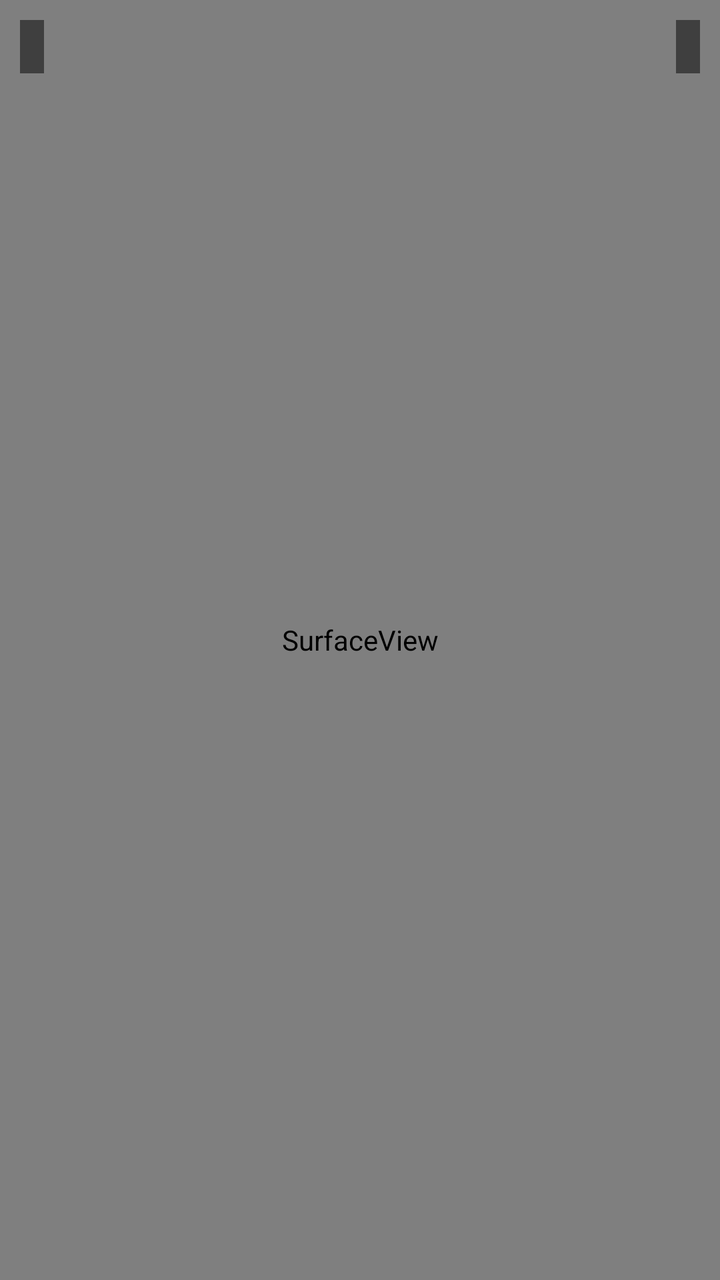
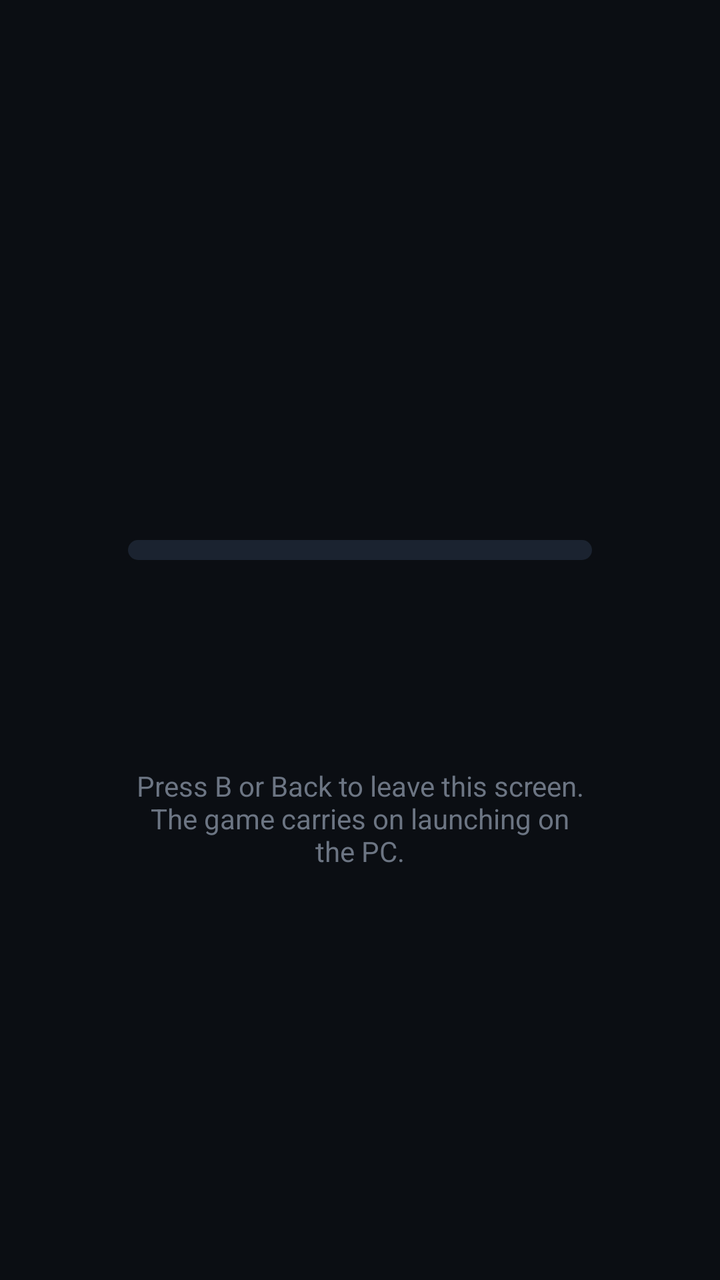

Screens rendered from an Android XML layout before and after an edit, with the pre-edit source and the edit as a unified diff.
<!-- AndroidManifest.xml: application theme Theme.Thorstream -->
<!-- res/layout/activity_stream.xml -->
<?xml version="1.0" encoding="utf-8"?>
<FrameLayout xmlns:android="http://schemas.android.com/apk/res/android"
    android:layout_width="match_parent"
    android:layout_height="match_parent"
    android:background="#000000"
    android:keepScreenOn="true">

    <SurfaceView
        android:id="@+id/surface"
        android:layout_width="match_parent"
        android:layout_height="match_parent"
        android:layout_gravity="center" />

    
    <EditText
        android:id="@+id/keyboardSink"
        android:layout_width="1dp"
        android:layout_height="1dp"
        android:alpha="0"
        android:inputType="text"
        android:imeOptions="actionNone|flagNoExtractUi"
        android:importantForAutofill="no"
        android:autofillHints="" />

    <TextView
        android:id="@+id/title"
        android:layout_width="wrap_content"
        android:layout_height="wrap_content"
        android:layout_gravity="top|start"
        android:layout_margin="10dp"
        android:background="#80000000"
        android:padding="6dp"
        android:textColor="#FFFFFF"
        android:textSize="11sp" />

    <TextView
        android:id="@+id/status"
        android:layout_width="wrap_content"
        android:layout_height="wrap_content"
        android:layout_gravity="top|end"
        android:layout_margin="10dp"
        android:background="#80000000"
        android:padding="6dp"
        android:textColor="#FFFFFF"
        android:textSize="11sp" />

</FrameLayout>
<!-- resources referenced by this layout -->
<resources>
  <style name="Theme.Thorstream" parent="Theme.AppCompat.DayNight.NoActionBar">
          <item name="android:windowBackground">@android:color/background_dark</item>
      </style>
</resources>

<!-- the commit's change to res/layout/activity_stream.xml (unified diff, before → after) -->
@@ -44,4 +44,80 @@
         android:textColor="#FFFFFF"
         android:textSize="11sp" />
 
+    
+    <LinearLayout
+        android:id="@+id/loadingOverlay"
+        android:layout_width="match_parent"
+        android:layout_height="match_parent"
+        android:background="#0B0E13"
+        android:focusable="false"
+        android:gravity="center"
+        android:orientation="vertical"
+        android:paddingStart="64dp"
+        android:paddingEnd="64dp">
+
+        <TextView
+            android:id="@+id/loadingTitle"
+            android:layout_width="match_parent"
+            android:layout_height="wrap_content"
+            android:ellipsize="end"
+            android:gravity="center"
+            android:maxLines="2"
+            android:textColor="#FFFFFF"
+            android:textSize="28sp"
+            android:textStyle="bold" />
+
+        <ProgressBar
+            android:id="@+id/loadingBar"
+            style="?android:attr/progressBarStyleHorizontal"
+            android:layout_width="match_parent"
+            android:layout_height="10dp"
+            android:layout_marginTop="28dp"
+            android:indeterminate="false"
+            android:max="1000"
+            android:maxHeight="10dp"
+            android:minHeight="10dp"
+            android:progressDrawable="@drawable/loading_progress" />
+
+        <TextView
+            android:id="@+id/loadingStage"
+            android:layout_width="match_parent"
+            android:layout_height="wrap_content"
+            android:layout_marginTop="22dp"
+            android:gravity="center"
+            android:textColor="#DCE3ED"
+            android:textSize="18sp" />
+
+        <TextView
+            android:id="@+id/loadingDetail"
+            android:layout_width="match_parent"
+            android:layout_height="wrap_content"
+            android:layout_marginTop="10dp"
+            android:gravity="center"
+            android:textColor="#8A93A0"
+            android:textSize="14sp" />
+
+        <TextView
+            android:id="@+id/loadingError"
+            android:layout_width="match_parent"
+            android:layout_height="wrap_content"
+            android:layout_marginTop="24dp"
+            android:gravity="center"
+            android:textColor="#FF8A80"
+            android:textSize="16sp"
+            android:visibility="gone" />
+
+        
+        <TextView
+            android:id="@+id/loadingHint"
+            android:layout_width="match_parent"
+            android:layout_height="wrap_content"
+            android:layout_marginTop="28dp"
+            android:gravity="center"
+            android:text="@string/loading_cancel_hint"
+            android:textColor="#6C7583"
+            android:textSize="14sp" />
+
+    </LinearLayout>
+
 </FrameLayout>
<!-- resource entries referenced after the edit -->
@@ -1,5 +1,24 @@
 <!-- resources referenced by this layout -->
 <resources>
+  <!-- drawable loading_progress (drawable) -->
+  <?xml version="1.0" encoding="utf-8"?>
+  <layer-list xmlns:android="http://schemas.android.com/apk/res/android">
+      <item android:id="@android:id/background">
+          <shape android:shape="rectangle">
+              <corners android:radius="6dp" />
+              <solid android:color="#1B2330" />
+          </shape>
+      </item>
+      <item android:id="@android:id/progress">
+          <clip>
+              <shape android:shape="rectangle">
+                  <corners android:radius="6dp" />
+                  <solid android:color="#4C9AFF" />
+              </shape>
+          </clip>
+      </item>
+  </layer-list>
+  <string name="loading_cancel_hint">Press B or Back to leave this screen.\nThe game carries on launching on the PC.</string>
   <style name="Theme.Thorstream" parent="Theme.AppCompat.DayNight.NoActionBar">
           <item name="android:windowBackground">@android:color/background_dark</item>
       </style>
